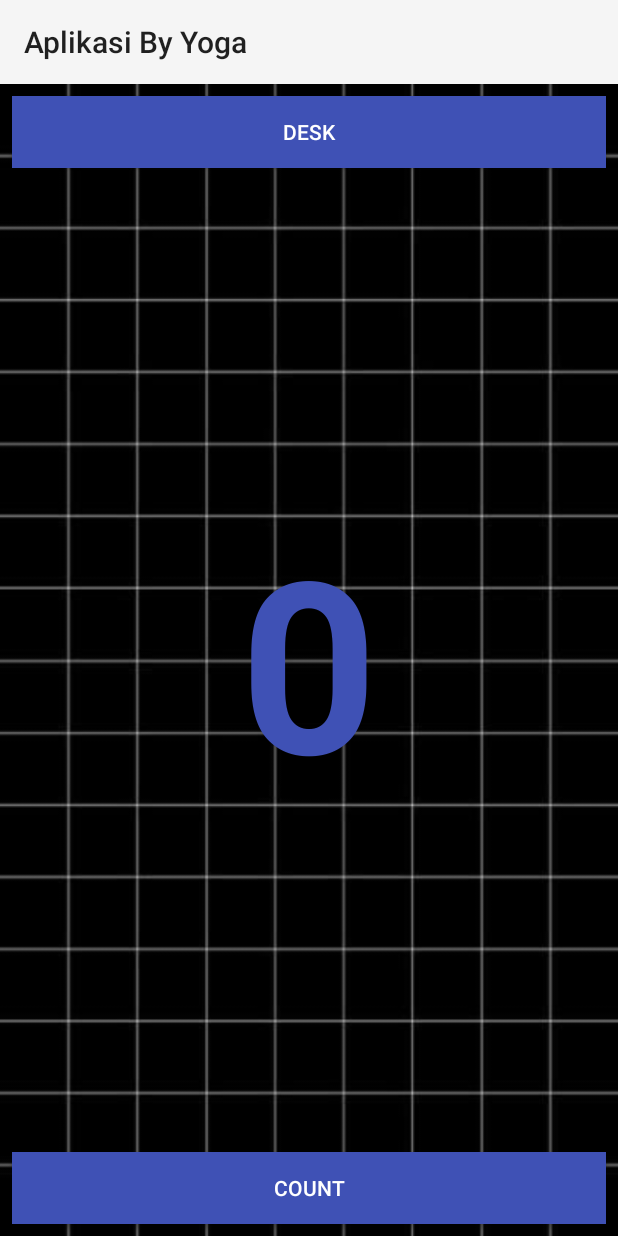
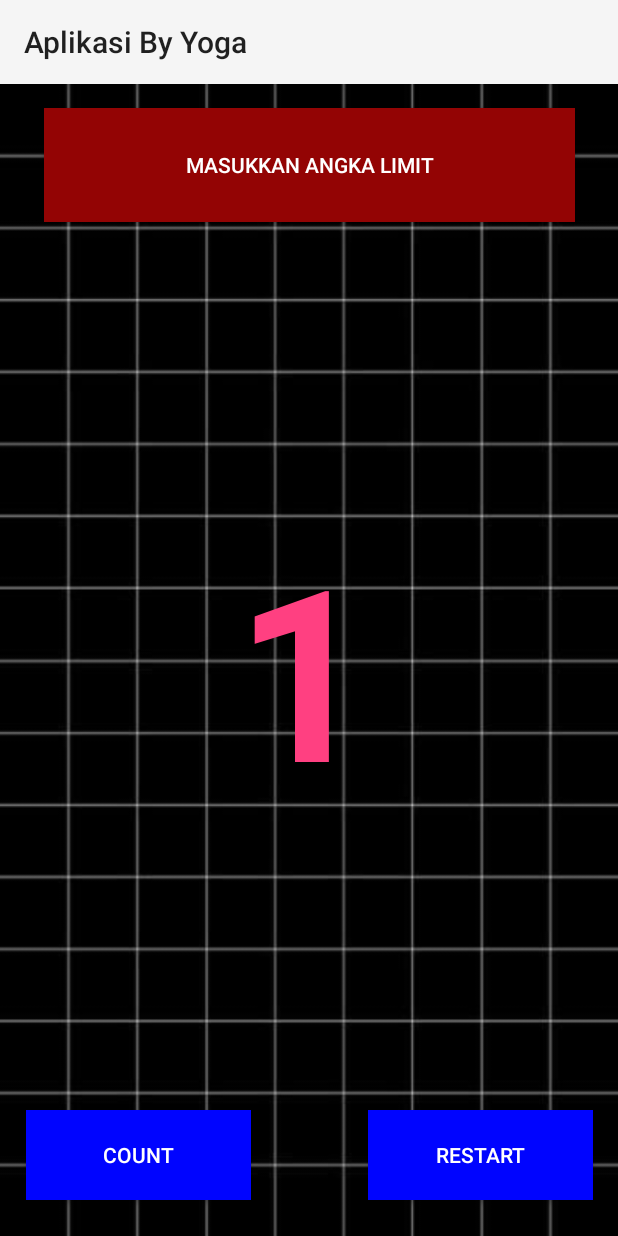
Before and after one commit to yogafrtm25/Project-Mobile-UAS, an Android app: the CountActivity screen opened directly, with no data from a screen before it, on a phone screen of 412 x 824 dp. Run offline under Robolectric (Android 15) with nearby library versions, the phone set to English and light mode, and no system bars.

Commit message:
Update activity_count.xml

```diff
--- a/UAS_MOBILE/app/src/main/res/layout/activity_count.xml
+++ b/UAS_MOBILE/app/src/main/res/layout/activity_count.xml
@@ -5,6 +5,7 @@
     xmlns:tools="http://schemas.android.com/tools"
     android:layout_width="match_parent"
     android:layout_height="match_parent"
+    tools:ignore="ExtraText"
     tools:context=".CountActivity">
 
     <ImageView
@@ -15,54 +16,77 @@
         android:adjustViewBounds="true"
         android:scaleType="centerCrop" />
 
+
     <Button
-        android:id="@+id/button_toast"
-        android:layout_width="0dp"
-        android:layout_height="wrap_content"
+        android:id="@+id/button_limit"
+        android:layout_width="354dp"
+        android:layout_height="76dp"
+        android:layout_marginStart="8dp"
+        android:layout_marginTop="16dp"
         android:layout_marginEnd="8dp"
-        android:layout_marginStart="8dp"
-        android:layout_marginTop="8dp"
-        android:background="@color/colorPrimary"
-        android:onClick="showToast"
-        android:text="@string/button_label_toast"
+        android:background="#930404"
+        android:onClick="setLimit"
+        android:text="Masukkan Angka Limit"
         android:textColor="@android:color/white"
         app:layout_constraintEnd_toEndOf="parent"
+        app:layout_constraintHorizontal_bias="0.507"
         app:layout_constraintStart_toStartOf="parent"
         app:layout_constraintTop_toTopOf="parent"
-        tools:ignore="UsingOnClickInXml"/>
+        tools:ignore="UsingOnClickInXml,VisualLintButtonSize" />
 
     <Button
         android:id="@+id/button_count"
-        android:layout_width="0dp"
-        android:layout_height="wrap_content"
+        android:layout_width="150dp"
+        android:layout_height="60dp"
+        android:layout_marginStart="8dp"
         android:layout_marginEnd="8dp"
+        android:layout_marginBottom="24dp"
+        android:background="@color/blue"
+        android:onClick="countUp"
+        android:text="Count"
+        android:textColor="@android:color/white"
+        app:layout_constraintBottom_toBottomOf="parent"
+        app:layout_constraintEnd_toEndOf="parent"
+        app:layout_constraintHorizontal_bias="0.039"
+        app:layout_constraintStart_toStartOf="parent"
+        tools:ignore="UsingOnClickInXml,VisualLintButtonSize" />
+
+    <Button
+        android:id="@+id/button_restart"
+        android:layout_width="150dp"
+        android:layout_height="60dp"
         android:layout_marginStart="8dp"
-        android:layout_marginBottom="8dp"
-        android:background="@color/colorPrimary"
-        android:onClick="countUp"
-        android:text="@string/button_label_count"
+        android:layout_marginEnd="8dp"
+        android:layout_marginBottom="24dp"
+        android:background="@color/blue"
+        android:onClick="back1"
+        android:text="Restart"
         android:textColor="@android:color/white"
+        app:layout_constraintBottom_toBottomOf="parent"
         app:layout_constraintEnd_toEndOf="parent"
+        app:layout_constraintHorizontal_bias="0.965"
         app:layout_constraintStart_toStartOf="parent"
-        app:layout_constraintBottom_toBottomOf="parent"
         tools:ignore="UsingOnClickInXml" />
 
     <TextView
         android:id="@+id/show_count"
-        android:layout_width="0dp"
-        android:layout_height="wrap_content"
-        android:layout_marginStart="8dp"
+        android:layout_width="305dp"
+        android:layout_height="442dp"
+        android:layout_marginTop="8dp"
         android:layout_marginEnd="8dp"
-        android:text="@string/count_initial_value"
+        android:layout_marginBottom="8dp"
+        android:gravity="center_vertical"
+        android:text="1"
         android:textAlignment="center"
-        android:textColor="@color/colorPrimary"
+        android:textColor="@color/colorAccent"
         android:textSize="160sp"
         android:textStyle="bold"
-        app:layout_constraintBottom_toTopOf="@+id/button_count"
+        app:layout_constraintBottom_toTopOf="@id/button_count"
         app:layout_constraintEnd_toEndOf="parent"
-        app:layout_constraintHorizontal_bias="0.0"
+        app:layout_constraintHorizontal_bias="0.505"
         app:layout_constraintStart_toStartOf="parent"
-        app:layout_constraintTop_toBottomOf="@+id/button_toast"
+        app:layout_constraintTop_toBottomOf="@id/button_limit"
+        app:layout_constraintVertical_bias="0.51"
         tools:ignore="RtlCompat" />
 
 </androidx.constraintlayout.widget.ConstraintLayout>
```
